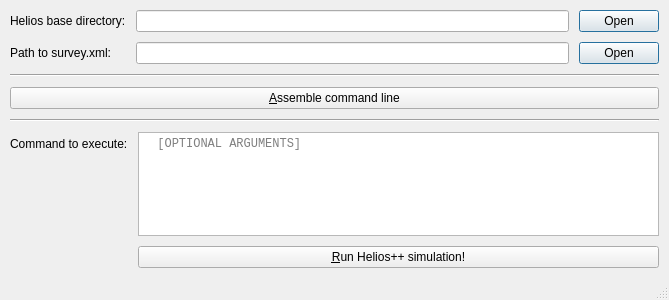
The window that ui/mainwindow.ui (dg-505/helios-launcher) describes before a commit, drawn with Qt 5.
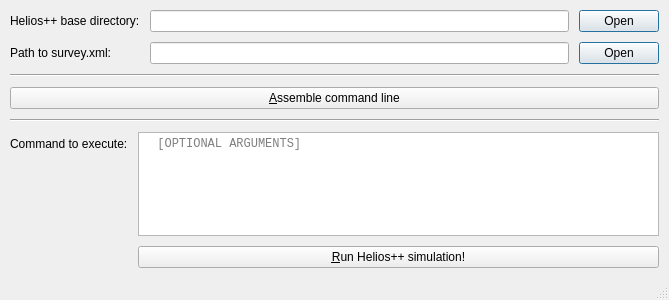
The same window after the commit. Icons and pictures are not drawn.

Commit message: Choose helios++ base directory via 'QFileDialog::getExistingDirectory'

Diff of the .ui file:
```diff
--- a/ui/mainwindow.ui
+++ b/ui/mainwindow.ui
@@ -89,7 +89,7 @@
       <item row="0" column="0">
        <widget class="QLabel" name="label">
         <property name="text">
-         <string>Helios base directory:</string>
+         <string>Helios++ base directory:</string>
         </property>
        </widget>
       </item>
```
Left out of the diff: 1 changed line with no effect on the pictures. The commit also changes 4 other files.
